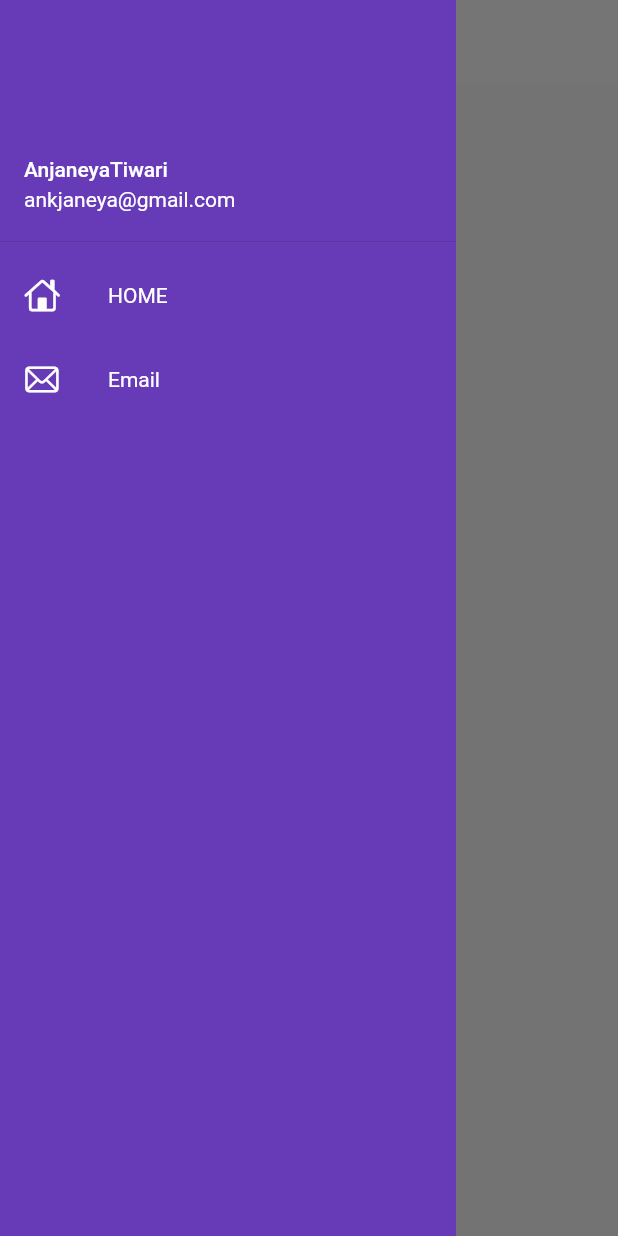
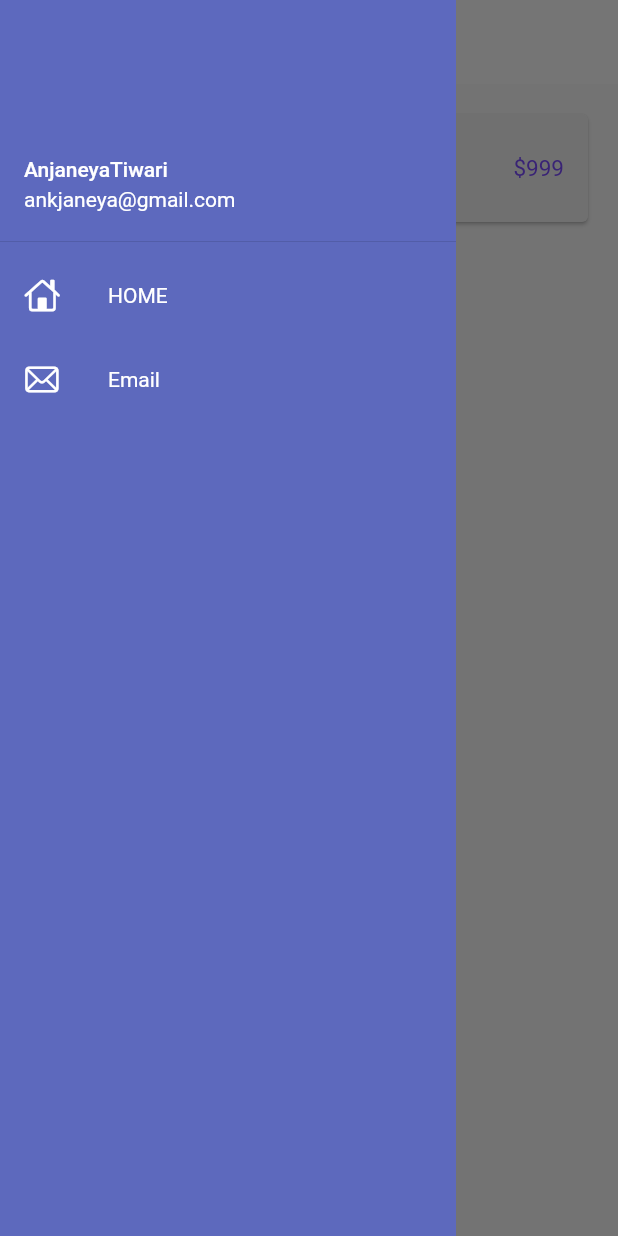
Before and after one commit to ptiwari6239/Flutter, a Flutter app: the screen it shows after launch, with the side drawer open, on a phone screen of 412 x 824 dp. Run offline on Flutter 3.47's test engine with Material 2 defaults, Android fonts, the light colour scheme and no system bars.

Commit message:
day09 completed

```diff
--- a/lib/Pages/home_page.dart
+++ b/lib/Pages/home_page.dart
@@ -1,6 +1,8 @@
+import 'package:basic_to_advance/models/catalog.dart';
 import 'package:flutter/material.dart';
 
 import '../widgets/drawer.dart';
+import '../widgets/item_widgets.dart';
 
 class HomePage extends StatelessWidget {
   const HomePage({Key? key}) : super(key: key);
@@ -15,10 +17,15 @@ class HomePage extends StatelessWidget {
           style: TextStyle(color: Colors.black, fontWeight: FontWeight.w400),
         ),
       ),
-      body: const Center(
-        child: Text(
-          "Welcome To My App",
-          style: TextStyle(color: Colors.red),
+      body: Padding(
+        padding: const EdgeInsets.all(16),
+        child: ListView.builder(
+          itemCount: CatalogModel.items.length,
+          itemBuilder: (BuildContext context, int index) {
+            return ItemWidgets(
+              item: CatalogModel.items[index],
+            );
+          },
         ),
       ),
       drawer: const MyDrawer(),
--- a/lib/Pages/login_page.dart
+++ b/lib/Pages/login_page.dart
@@ -24,12 +24,16 @@ class _loginPageState extends State<loginPage> {
   @override
   Widget build(BuildContext context) {
     return Material(
-        color: Colors.white,
+        // ignore: use_full_hex_values_for_flutter_colors
+        color: const Color(0xffb5d69be),
         child: SingleChildScrollView(
             child: Form(
           key: _forkey,
           child: Column(
             children: [
+              const SizedBox(
+                height: 80,
+              ),
               Image.asset(
                 "assets/images/loginpage.png",
               ),
@@ -52,12 +56,13 @@ class _loginPageState extends State<loginPage> {
                 child: Column(
                   children: [
                     TextFormField(
+                      // Username
                       decoration: const InputDecoration(
                           hintText: "Enter username", labelText: "Username"),
                       validator: (String? value) {
                         if (value != null && value.isEmpty) {
                           return "Username can't be empty";
-                        } else if (value != null && value != "xyz@01") {
+                        } else if (value != null && value != "xyz") {
                           return "Wrong Username";
                         } else {
                           return null;
@@ -68,6 +73,7 @@ class _loginPageState extends State<loginPage> {
                       height: 30,
                     ),
                     TextFormField(
+                      // password
                       obscureText: true,
                       decoration: const InputDecoration(
                           hintText: "Enter password", labelText: "Password"),
@@ -93,8 +99,8 @@ class _loginPageState extends State<loginPage> {
                         decoration: BoxDecoration(
                             boxShadow: const [
                               BoxShadow(
-                                color: Colors.black,
-                                blurRadius: 10.0,
+                                color: Colors.grey,
+                                blurRadius: 5.0,
                               ),
                             ],
                             color: Colors.deepPurple,
--- /dev/null
+++ b/lib/models/catalog.dart
@@ -0,0 +1,15 @@
+class CatalogModel {
+  static final items = [
+    Item(01, "iphone 12 max", "Apple iphone max pro", 999, "#33505a")
+  ];
+}
+
+class Item {
+  final int id;
+  final String name;
+  final String desc;
+  final num price;
+  final String color;
+
+  Item(this.id, this.name, this.desc, this.price, this.color);
+}
--- a/lib/widgets/drawer.dart
+++ b/lib/widgets/drawer.dart
@@ -8,13 +8,15 @@ class MyDrawer extends StatelessWidget {
   Widget build(BuildContext context) {
     return Drawer(
       elevation: 0,
-      backgroundColor: Colors.deepPurple,
+      // ignore: use_full_hex_values_for_flutter_colors
+      backgroundColor: const Color(0xffb5d69be),
       child: ListView(
         children: const [
           DrawerHeader(
             padding: EdgeInsets.zero,
             child: UserAccountsDrawerHeader(
-              decoration: BoxDecoration(color: Colors.deepPurple),
+              // ignore: use_full_hex_values_for_flutter_colors
+              decoration: BoxDecoration(color: Color(0xffb5d69be)),
 
               margin: EdgeInsets.zero,
               accountName: Text("AnjaneyaTiwari"),
--- /dev/null
+++ b/lib/widgets/item_widgets.dart
@@ -0,0 +1,27 @@
+import 'package:flutter/material.dart';
+
+import '../models/catalog.dart';
+
+class ItemWidgets extends StatelessWidget {
+  // const ItemWidgets({Key? key, required this.item}) : super(key: key);
+  final Item item;
+
+  const ItemWidgets({super.key, required this.item});
+  Widget build(BuildContext context) {
+    return Card(
+      color: Colors.grey.shade100,
+      child: ListTile(
+        // leading: Image.asset("newimage.png"),
+        title: Text(item.name),
+        subtitle: Text(item.desc),
+
+        // iconColor: Colors.yellow,
+        trailing: Text(
+          "\$${item.price.toString()}",
+          textScaleFactor: 1,
+          style: const TextStyle(fontSize: 15, color: Colors.deepPurpleAccent),
+        ),
+      ),
+    );
+  }
+}
```
